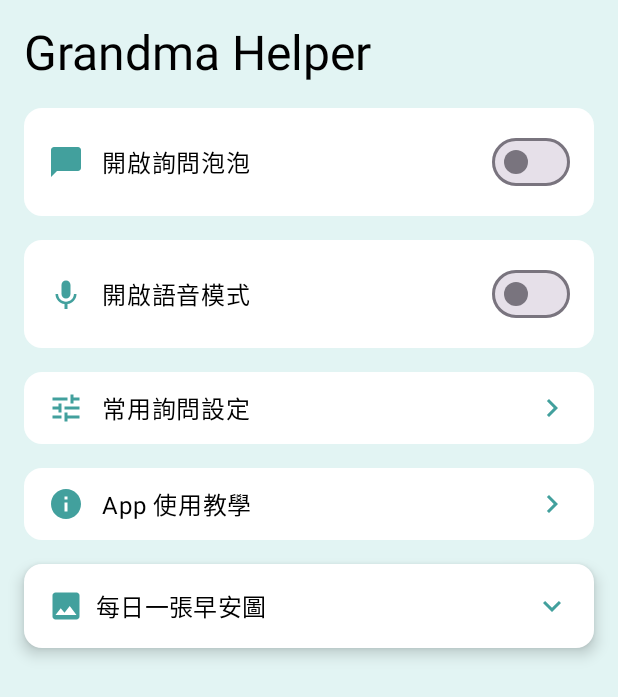
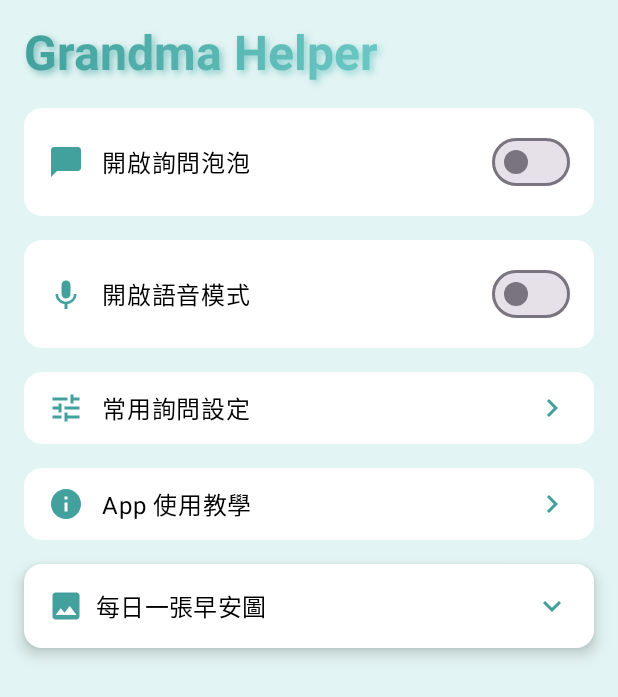
Before and after one commit to harry0816web/GrandmaHelper, an Android app built with Jetpack Compose: the screen it shows after launch (MainActivity), on a phone screen of 412 x 824 dp. Shown: the top 697 px of the screen. Run offline under Robolectric (Android 15) with nearby library versions, the phone set to English and light mode, and no system bars.

Commit message:
add: strange header

```diff
--- a/app/src/main/java/com/example/bubbleassistant/SettingScreen.kt
+++ b/app/src/main/java/com/example/bubbleassistant/SettingScreen.kt
@@ -39,6 +39,13 @@ import android.os.Build
 import android.widget.Toast
 import kotlinx.coroutines.Dispatchers
 import kotlinx.coroutines.withContext
+import androidx.compose.ui.text.buildAnnotatedString
+import androidx.compose.ui.text.SpanStyle
+import androidx.compose.ui.text.withStyle
+import androidx.compose.ui.graphics.Brush
+import androidx.compose.ui.geometry.Offset
+import androidx.compose.ui.graphics.Shadow
+import androidx.compose.ui.text.font.FontWeight
 
 @Composable
 fun SettingsScreen(
@@ -58,10 +65,27 @@ fun SettingsScreen(
         verticalArrangement = Arrangement.spacedBy(16.dp)
     ) {
         Text(
-            text = "Grandma Helper",
-            style = MaterialTheme.typography.headlineLarge,
-            color = Color.Black
+            text = buildAnnotatedString {
+                withStyle(
+                    style = SpanStyle(
+                        brush = Brush.linearGradient(
+                            colors = listOf(Color(0xFF42A09D), Color(0xFF6BC8C5))
+                        ),
+                        fontWeight = FontWeight.Bold,
+                        shadow = Shadow(
+                            color = Color(0xAA000000), // 更深的黑色陰影
+                            offset = Offset(3f, 3f),   // 陰影位移加大
+                            blurRadius = 6f            // 陰影更模糊明顯
+                        )
+                    )
+                ) {
+                    append("Grandma Helper")
+                }
+            },
+            style = MaterialTheme.typography.headlineLarge
         )
+
+
 
         // Bubble Assistant 開關
         SettingItemRow(
```
